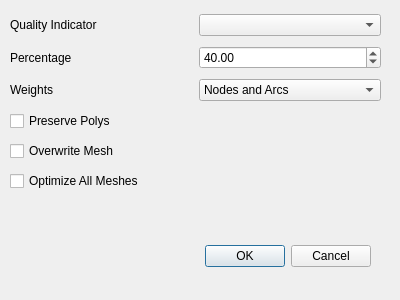
This is src/optimizedialog.ui in DanielaCabiddu/PEMesh.2 as Qt 5 draws it before an edit. The edited form follows.
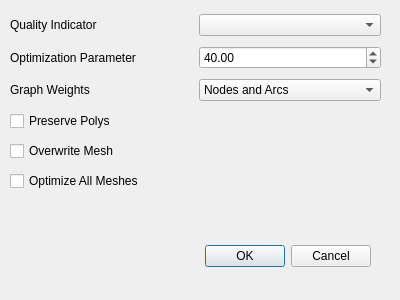
This is the edited form.

Diff of the .ui file:
```diff
--- a/src/optimizedialog.ui
+++ b/src/optimizedialog.ui
@@ -56,7 +56,7 @@
     <item row="1" column="0">
      <widget class="QLabel" name="parameter_label">
       <property name="text">
-       <string>Percentage</string>
+       <string>Optimization Parameter</string>
       </property>
      </widget>
     </item>
@@ -104,7 +104,7 @@
     <item row="2" column="0">
      <widget class="QLabel" name="weights_label">
       <property name="text">
-       <string>Weights</string>
+       <string>Graph Weights</string>
       </property>
      </widget>
     </item>
```
Left out of the diff: 4 changed lines with no effect on the pictures.
